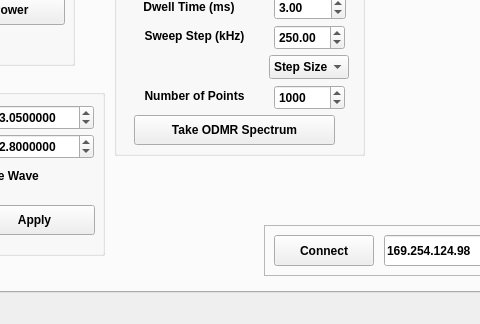
Old version of the form scanning_magnetometer.ui in the repository WarwickEPR/ScanningMagnetometry; both pictures show x 247 to 727 and y 159 to 483 of the 856 by 483 pixel window.
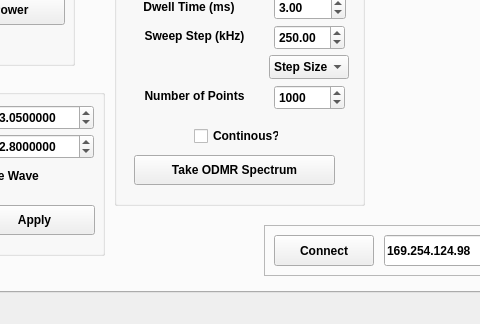
New version of the form. The open tabs and pages were chosen to show the change.

Commit message: started adding continuous ODMR sweep

Patch:
```diff
--- a/scanning_magnetometer.ui
+++ b/scanning_magnetometer.ui
@@ -971,7 +971,7 @@
           <x>350</x>
           <y>10</y>
           <width>251</width>
-          <height>251</height>
+          <height>301</height>
          </rect>
         </property>
         <property name="font">
@@ -1173,7 +1173,7 @@
          <property name="geometry">
           <rect>
            <x>20</x>
-           <y>210</y>
+           <y>250</y>
            <width>201</width>
            <height>30</height>
           </rect>
@@ -1182,6 +1182,19 @@
           <string>Take ODMR Spectrum</string>
          </property>
         </widget>
+        <widget class="QCheckBox" name="odmrSweepContinous">
+         <property name="geometry">
+          <rect>
+           <x>80</x>
+           <y>220</y>
+           <width>85</width>
+           <height>22</height>
+          </rect>
+         </property>
+         <property name="text">
+          <string>Continous?</string>
+         </property>
+        </widget>
        </widget>
        <widget class="QGroupBox" name="groupBox_5">
         <property name="geometry">
```
Left out of the diff: 2 changed lines with no effect on the pictures. The commit also changes 3 other files.
